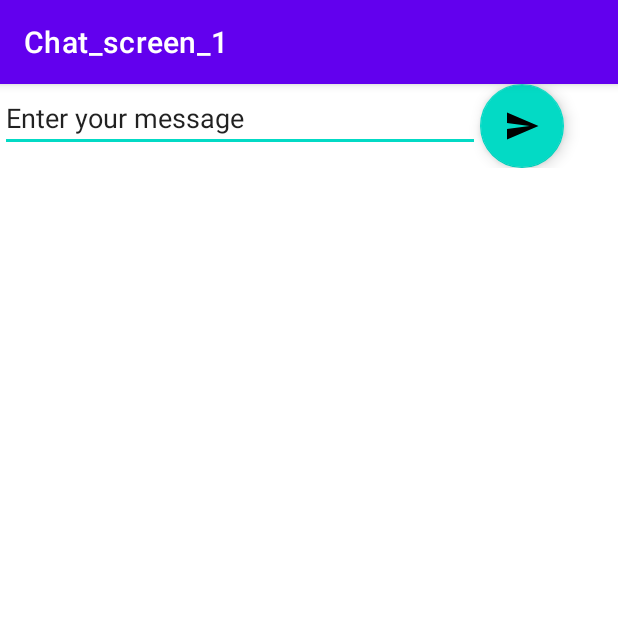
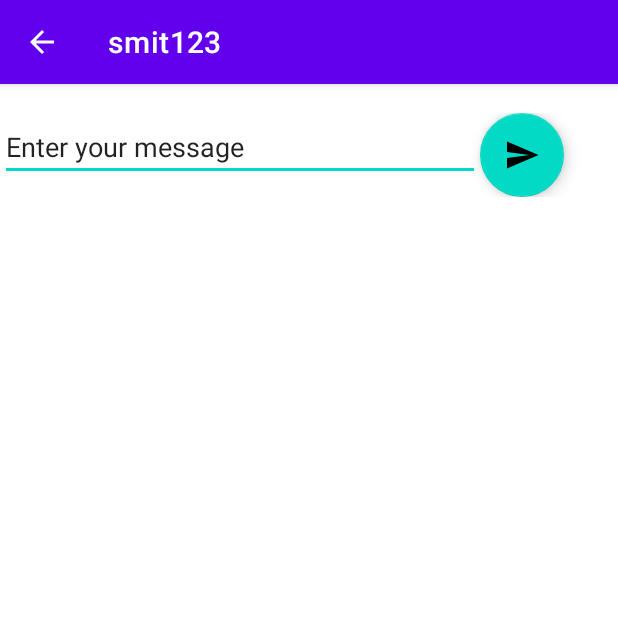
Before and after one commit to Smit271/Chat_plus, an Android app: the chat_listview_of_friends screen opened directly, with no data from a screen before it, after a tap on "smit123", on a phone screen of 412 x 824 dp, the top half of it. Run offline under Robolectric (Android 15) with nearby library versions, the phone set to English and light mode, and no system bars; our stand-ins replace Firebase (no records; nobody signed in at launch, a user with empty details on screens opened directly); libraries missing offline, so code that uses them is left out: com.firebase.ui.

Commit message:
chat toolbar changed

```diff
--- a/app/src/main/java/com/example/login_register/ChatScreen1.java
+++ b/app/src/main/java/com/example/login_register/ChatScreen1.java
@@ -2,6 +2,7 @@ package com.example.login_register;
 
 
 import androidx.annotation.NonNull;
+import androidx.appcompat.app.ActionBar;
 import androidx.appcompat.app.AppCompatActivity;
 
 import android.nfc.Tag;
@@ -37,6 +38,17 @@ public class ChatScreen1 extends AppCompatActivity {
     protected void onCreate(Bundle savedInstanceState) {
         super.onCreate(savedInstanceState);
         setContentView(R.layout.activity_chat_screen1);
+
+        //get username of friend  which sent along with intent using putExtra()
+        String uname_of_friend = getIntent().getExtras().getSerializable("uname_of_friend").toString();
+        //set username of friend at Top in curent layout
+        ActionBar actionBar = getSupportActionBar();
+        actionBar.setTitle(uname_of_friend);
+        actionBar.setDisplayHomeAsUpEnabled(true);
+        actionBar.setDisplayShowHomeEnabled(true);
+
+//        TextView textView = (TextView)findViewById(R.id.friend_username_main_chat_screen);
+//        textView.setText(uname_of_friend);
 
         //get Current user details
         FirebaseUser current_user = FirebaseAuth.getInstance().getCurrentUser();
--- a/app/src/main/java/com/example/login_register/MainActivity.java
+++ b/app/src/main/java/com/example/login_register/MainActivity.java
@@ -31,8 +31,8 @@ public class MainActivity extends AppCompatActivity {
         };
 
         Class[] classActivities = {
+                login.class,
                 Register_page.class,
-                login.class,
                 //ChatScreen1.class,
                 chat_listview_of_friends.class
         };
--- a/app/src/main/java/com/example/login_register/chat_listview_of_friends.java
+++ b/app/src/main/java/com/example/login_register/chat_listview_of_friends.java
@@ -41,8 +41,13 @@ public class chat_listview_of_friends extends AppCompatActivity {
 
         listView.setOnItemClickListener(new AdapterView.OnItemClickListener() {
             @Override
-            public void onItemClick(AdapterView<?> adapterView, View view, int i, long l) {
+            public void onItemClick(AdapterView<?> adapterView, View view, int position, long l) {
                 Intent chatIntent = new Intent(chat_listview_of_friends.this,ChatScreen1.class);
+
+                //get item where user clicked
+                SingleFriend sFriend = (SingleFriend) adapterView.getItemAtPosition(position);
+                //send Username
+                chatIntent.putExtra("uname_of_friend",sFriend.getUsername());
                 startActivity(chatIntent);
             }
         });
--- a/app/src/main/res/layout/activity_chat_screen1.xml
+++ b/app/src/main/res/layout/activity_chat_screen1.xml
@@ -6,6 +6,14 @@
     android:layout_height="match_parent"
     tools:context=".ChatScreen1"
     android:orientation="vertical">
+
+    <TextView
+        android:id="@+id/friend_username_main_chat_screen"
+        android:layout_width="wrap_content"
+        android:layout_height="wrap_content"
+        android:layout_gravity="center_horizontal"
+        android:gravity="center_horizontal"
+        />
 
     <ListView
         android:id="@+id/listview_messaged"
```
